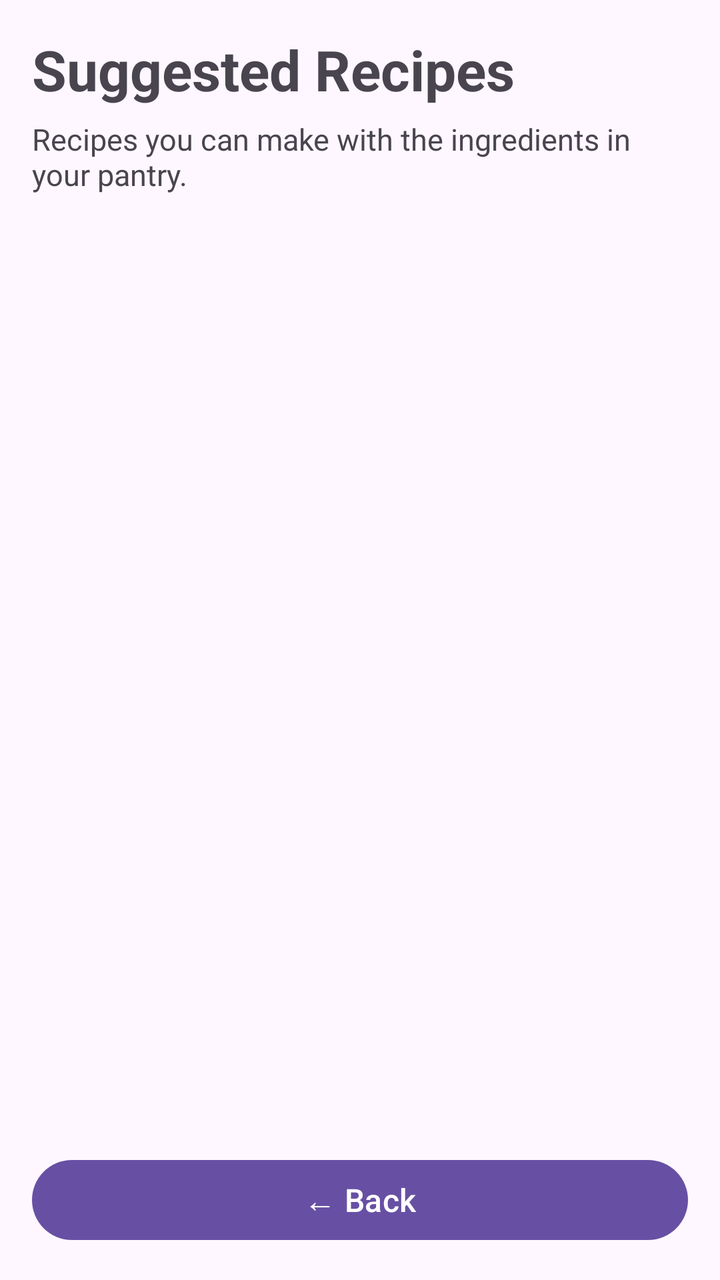
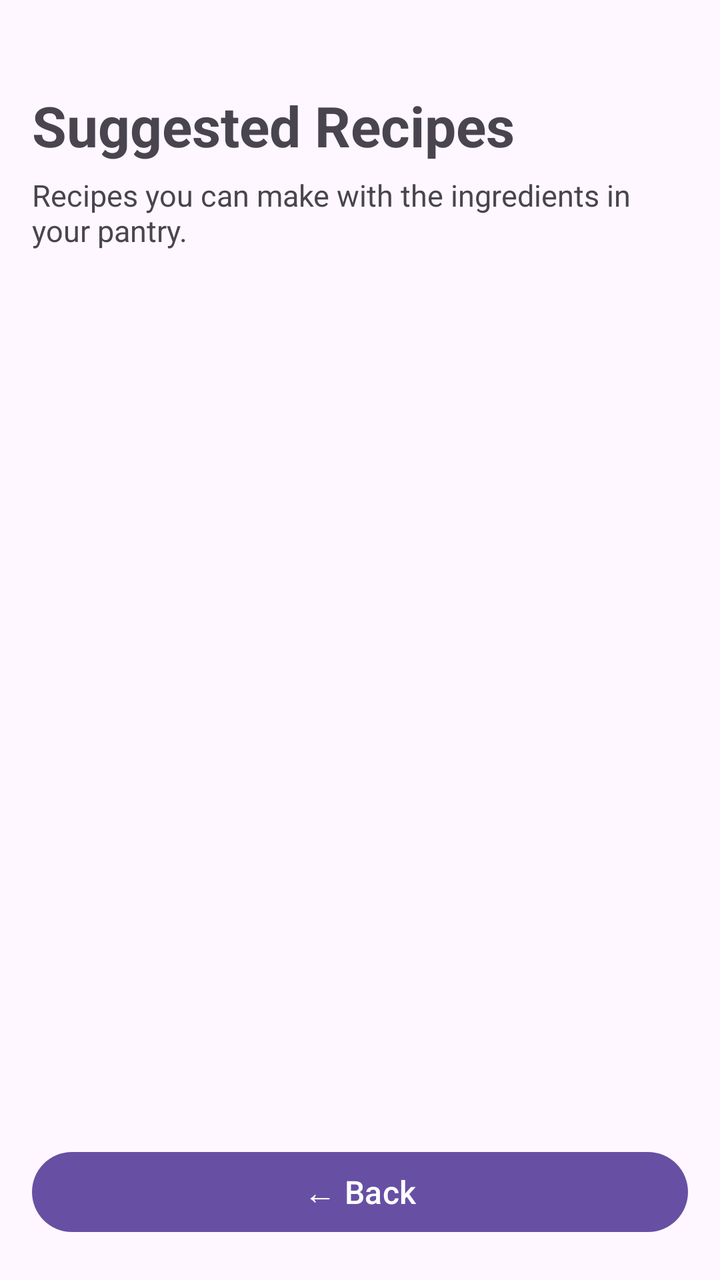

The first picture is an Android layout as it rendered before a commit; the second is the same layout after the commit. The layout source and the unified diff follow.
<!-- AndroidManifest.xml: application theme Theme.SmartPantryManager -->
<!-- res/layout/activity_suggested_recipes.xml -->
<?xml version="1.0" encoding="utf-8"?>
<androidx.constraintlayout.widget.ConstraintLayout
    xmlns:android="http://schemas.android.com/apk/res/android"
    xmlns:app="http://schemas.android.com/apk/res-auto"
    android:layout_width="match_parent"
    android:layout_height="match_parent"
    android:padding="16dp">

    
    <TextView
        android:id="@+id/tvSuggestedRecipesTitle"
        android:layout_width="0dp"
        android:layout_height="wrap_content"
        android:text="Suggested Recipes"
        android:textSize="28sp"
        android:textStyle="bold"
        app:layout_constraintTop_toTopOf="parent"
        app:layout_constraintStart_toStartOf="parent"
        app:layout_constraintEnd_toEndOf="parent" />

    
    <TextView
        android:id="@+id/tvSuggestedRecipesSubtitle"
        android:layout_width="0dp"
        android:layout_height="wrap_content"
        android:layout_marginTop="6dp"
        android:text="Recipes you can make with the ingredients in your pantry."
        android:textSize="15sp"
        app:layout_constraintTop_toBottomOf="@id/tvSuggestedRecipesTitle"
        app:layout_constraintStart_toStartOf="parent"
        app:layout_constraintEnd_toEndOf="parent" />

    
    <TextView
        android:id="@+id/tvNoSuggestedRecipes"
        android:layout_width="0dp"
        android:layout_height="wrap_content"
        android:layout_marginTop="24dp"
        android:text="No recipes match your pantry yet."
        android:textSize="18sp"
        android:textStyle="bold"
        android:gravity="center"
        android:visibility="gone"
        app:layout_constraintTop_toBottomOf="@id/tvSuggestedRecipesSubtitle"
        app:layout_constraintStart_toStartOf="parent"
        app:layout_constraintEnd_toEndOf="parent" />

    
    <androidx.recyclerview.widget.RecyclerView
        android:id="@+id/recyclerViewSuggestedRecipes"
        android:layout_width="0dp"
        android:layout_height="0dp"
        android:layout_marginTop="16dp"
        android:clipToPadding="false"
        android:paddingBottom="8dp"
        android:scrollbars="vertical"
        android:overScrollMode="always"
        app:layout_constraintTop_toBottomOf="@id/tvSuggestedRecipesSubtitle"
        app:layout_constraintBottom_toTopOf="@id/btnBack"
        app:layout_constraintStart_toStartOf="parent"
        app:layout_constraintEnd_toEndOf="parent" />

    
    <Button
        android:id="@+id/btnBack"
        android:layout_width="0dp"
        android:layout_height="wrap_content"
        android:layout_marginTop="8dp"
        android:text="← Back"
        android:textSize="16sp"
        android:minHeight="48dp"
        app:layout_constraintBottom_toBottomOf="parent"
        app:layout_constraintStart_toStartOf="parent"
        app:layout_constraintEnd_toEndOf="parent" />

</androidx.constraintlayout.widget.ConstraintLayout>
<!-- resources referenced by this layout -->
<resources>
  <style name="Theme.SmartPantryManager" parent="Base.Theme.SmartPantryManager" />
  <style name="Base.Theme.SmartPantryManager" parent="Theme.Material3.DayNight.NoActionBar">
          
          
      </style>
</resources>

<!-- the commit's change to res/layout/activity_suggested_recipes.xml (unified diff, before → after) -->
@@ -11,6 +11,7 @@
         android:id="@+id/tvSuggestedRecipesTitle"
         android:layout_width="0dp"
         android:layout_height="wrap_content"
+        android:layout_marginTop="28dp"
         android:text="Suggested Recipes"
         android:textSize="28sp"
         android:textStyle="bold"
@@ -35,11 +36,10 @@
         android:id="@+id/tvNoSuggestedRecipes"
         android:layout_width="0dp"
         android:layout_height="wrap_content"
-        android:layout_marginTop="24dp"
+        android:layout_marginTop="28dp"
+        android:gravity="center"
         android:text="No recipes match your pantry yet."
-        android:textSize="18sp"
-        android:textStyle="bold"
-        android:gravity="center"
+        android:textSize="16sp"
         android:visibility="gone"
         app:layout_constraintTop_toBottomOf="@id/tvSuggestedRecipesSubtitle"
         app:layout_constraintStart_toStartOf="parent"
@@ -66,6 +66,7 @@
         android:layout_width="0dp"
         android:layout_height="wrap_content"
         android:layout_marginTop="8dp"
+        android:layout_marginBottom="4dp"
         android:text="← Back"
         android:textSize="16sp"
         android:minHeight="48dp"
